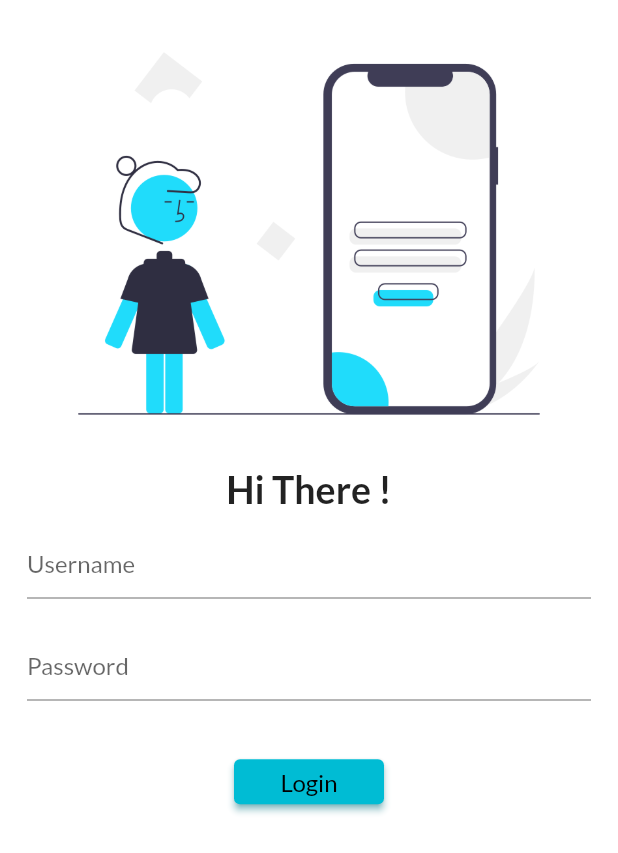
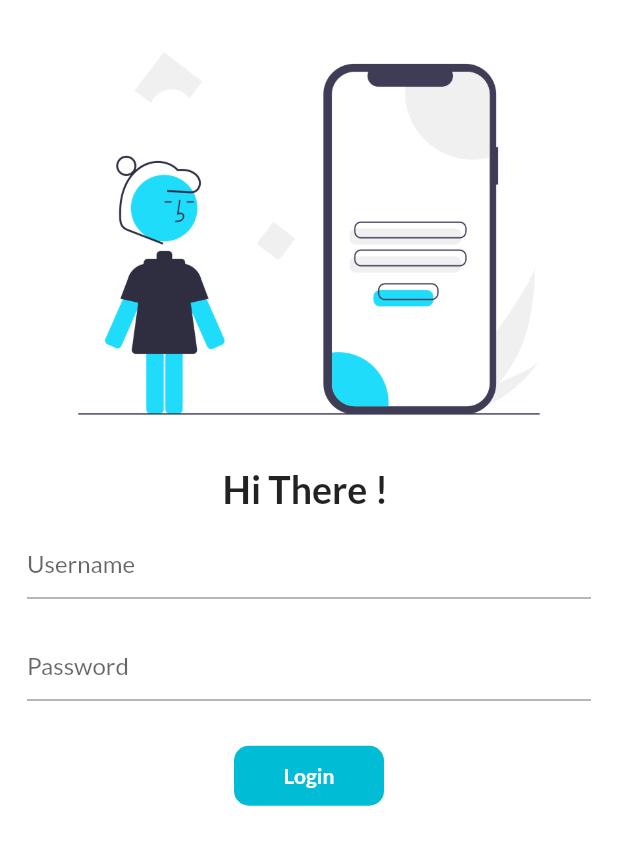
Before and after one commit to rajeshwor123/park, a Flutter app: the screen it shows after launch, after a tap on the "account box" icon, on a phone screen of 412 x 824 dp. Shown: the top 853 px of the screen. Run offline on Flutter 3.47's test engine with Material 2 defaults, Android fonts, the phone set to English and light mode, and no system bars; our stand-ins replace google_fonts.

Commit message:
login animation

```diff
--- a/lib/screens/login_page.dart
+++ b/lib/screens/login_page.dart
@@ -1,53 +1,116 @@
 import 'package:flutter/material.dart';
 import 'package:park/util/page_routes.dart';
 
-class LoginPage extends StatelessWidget {
+class LoginPage extends StatefulWidget {
   const LoginPage({Key? key}) : super(key: key);
+
+  @override
+  State<LoginPage> createState() => _LoginPageState();
+}
+
+class _LoginPageState extends State<LoginPage> {
+  String name = "";
+  bool changeButton = false;
+  final _formKey = GlobalKey<FormState>();
+
+  moveToHome(BuildContext context) async {
+    if(_formKey.currentState?.validate() ?? false) {
+      setState(() {
+        changeButton = true;
+      });
+      await Future.delayed(const Duration(seconds: 1));
+      await Navigator.pushNamed(context, PageRoutes.homeRoute);
+      setState(() {
+        changeButton = false;
+      });
+    }
+  }
 
   @override
   Widget build(BuildContext context) {
     return Material(
       color: Colors.white,
       child: SingleChildScrollView(
+        child: Form(
+          key: _formKey,
           child: Column(
             children: [
               Image.asset(
                 "assets/images/login_image.png",
                 fit: BoxFit.cover,
               ),
-            const Text(
-              "Hi There !",
-              style: TextStyle(fontSize: 25, fontWeight: FontWeight.bold),
+              Text(
+                "Hi There ! $name",
+                style:
+                    const TextStyle(fontSize: 25, fontWeight: FontWeight.bold),
               ),
               const SizedBox(height: 10.0),
               Padding(
-              padding: const EdgeInsets.symmetric(vertical: 0, horizontal: 18),
+                padding:
+                    const EdgeInsets.symmetric(vertical: 0, horizontal: 18),
                 child: Column(
                   children: [
                     TextFormField(
                       decoration: const InputDecoration(hintText: "Username"),
+                      validator: (value){
+                        if(value?.isEmpty ?? true){
+                          return "Please Enter Username !";
+                        }
+                        return null;
+                      },
+                      onChanged: (value) {
+                        name = value;
+                        setState(() {});
+                      },
                     ),
                     const SizedBox(height: 20.0),
                     TextFormField(
                       obscureText: true,
                       decoration: const InputDecoration(hintText: "Password"),
+                      validator: (value){
+                        if(value?.isEmpty ?? true){
+                          return "Please Enter Password !";
+                        }
+                        return null;
+                      },
                     ),
                   ],
                 ),
               ),
               const SizedBox(height: 30.0),
-            ElevatedButton(
-              onPressed: () {
-                Navigator.pushNamed(context, PageRoutes.homeRoute);
-              },
+
+              Material(
+                color: Colors.cyan,
+                borderRadius: BorderRadius.circular(changeButton ? 20 : 10),
+                child: InkWell(
+                  onTap: () => moveToHome(context),
+                  child: AnimatedContainer(
+                    duration: const Duration(seconds: 1),
+                    width: changeButton ? 300 : 100,
+                    height: changeButton ? 25 : 40,
+                    alignment: Alignment.center,
                     child: const Text(
                       "Login",
-                style: TextStyle(fontSize: 16),
+                      style: TextStyle(
+                          color: Colors.white, fontWeight: FontWeight.bold),
                     ),
-              style: TextButton.styleFrom(
-                  shadowColor: Colors.cyan, minimumSize: const Size(100, 30)),
-            )
+                  ),
+                ),
+              ),
+
+              // ElevatedButton(
+              //   onPressed: () {
+              //     Navigator.pushNamed(context, PageRoutes.homeRoute);
+              //   },
+              //   child: const Text(
+              //     "Login",
+              //     style: TextStyle(fontSize: 16),
+              //   ),
+              //   style: TextButton.styleFrom(
+              //       shadowColor: Colors.cyan, minimumSize: const Size(100, 30)),
+              // )
             ],
+          ),
         ),
       ),
     );
```
Lines whose indentation alone changed are shown as unchanged.
